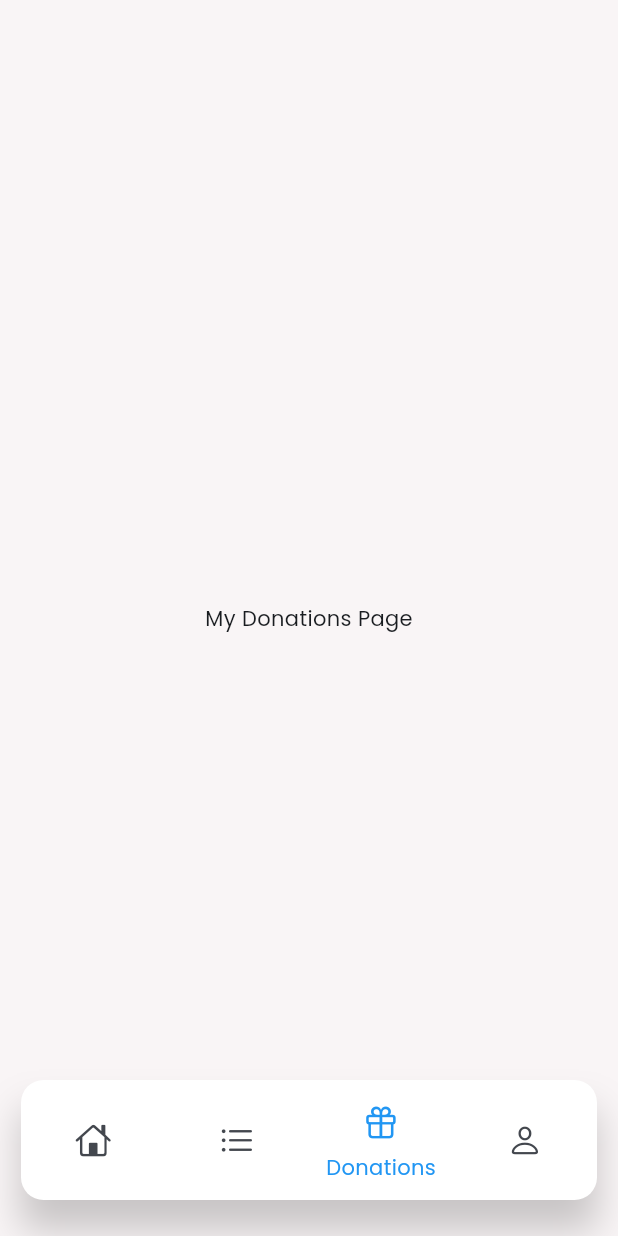
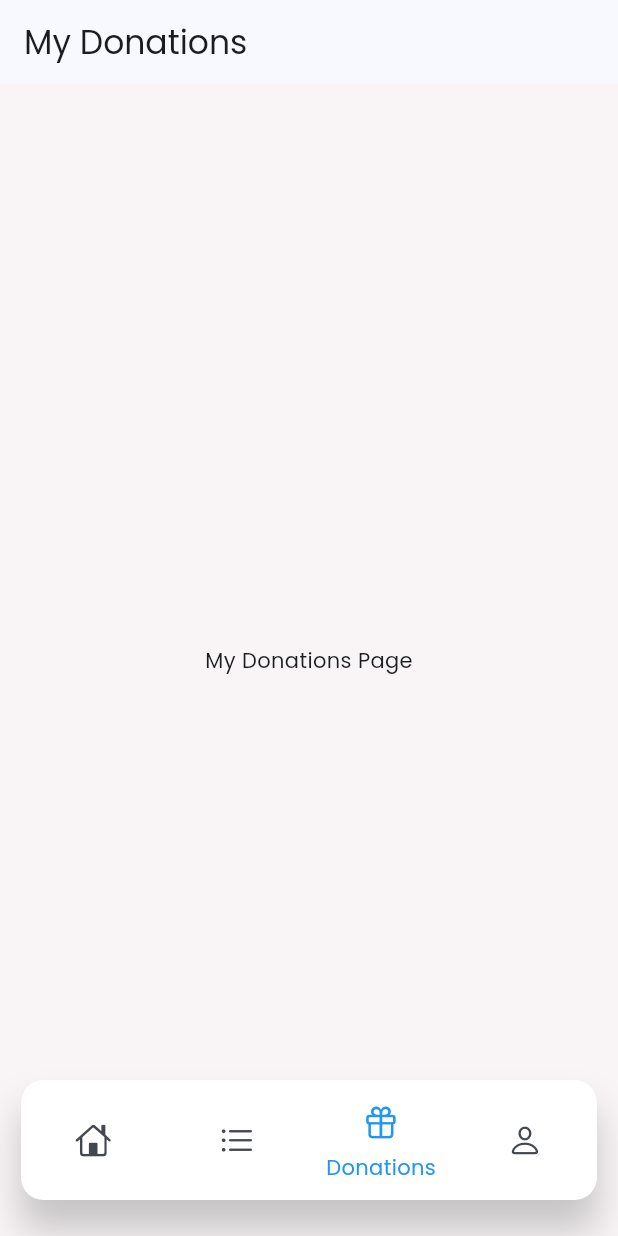
Before and after one commit to hunt3r6/flutter_donation, a Flutter app: the screen it shows after launch, item 3 of the bottom bar chosen, on a phone screen of 412 x 824 dp. Run offline on Flutter 3.47's test engine with Material 3 defaults, Android fonts, the phone set to English and light mode, and no system bars; our stand-ins replace cached_network_image, dio, either_dart, flutter_bloc, flutter_secure_storage, freezed_annotation and 2 more; network calls fail.

Commit message:
change ui

```diff
--- a/lib/page/dashboard/my_donations_page.dart
+++ b/lib/page/dashboard/my_donations_page.dart
@@ -10,6 +10,9 @@ class MyDonationsPage extends StatefulWidget {
 class _MyDonationsPageState extends State<MyDonationsPage> {
   @override
   Widget build(BuildContext context) {
-    return Center(child: Text("My Donations Page"));
+    return Scaffold(
+      appBar: AppBar(title: Text("My Donations")),
+      body: Center(child: Text("My Donations Page")),
+    );
   }
 }
```
